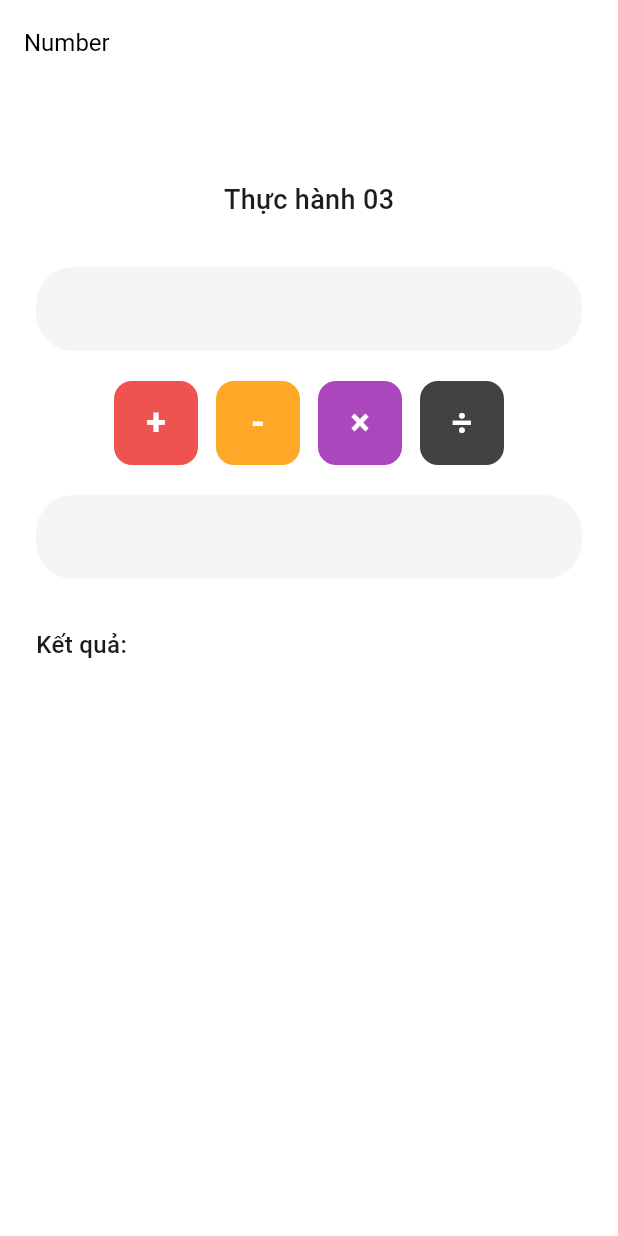
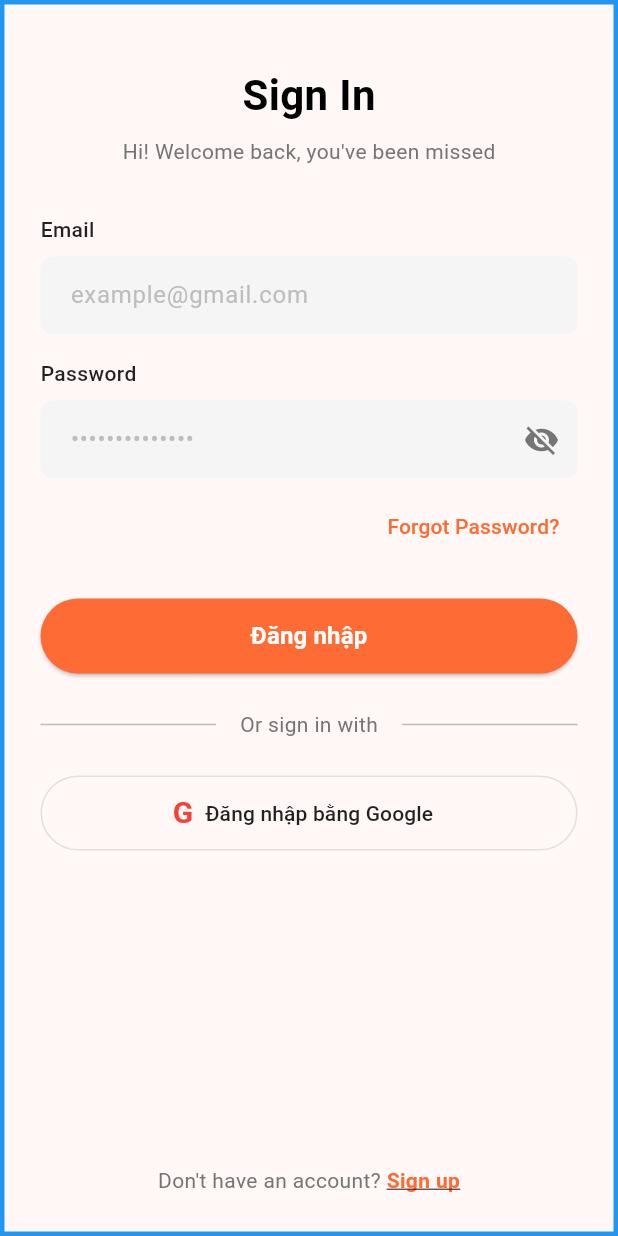
Before and after one commit to SocialzZz/SocialzZz, a Flutter app: the screen it shows after launch, on a phone screen of 412 x 824 dp. Run offline on Flutter 3.47's test engine with Material 3 defaults, Android fonts, the phone set to English and light mode, and no system bars; our stand-ins replace device_preview; network calls fail.

Commit message:
Add login and register screens

```diff
--- a/lib/main.dart
+++ b/lib/main.dart
@@ -1,7 +1,15 @@
 import 'package:flutter/material.dart';
+import 'presentation/login_screen.dart';
+import 'package:device_preview/device_preview.dart';
+import 'package:flutter/foundation.dart';
 
 void main() {
-  runApp(const MyApp());
+  runApp(
+    DevicePreview(
+      enabled: !kReleaseMode,
+      builder: (context) => const MyApp(), // Wrap your app
+    ),
+  );
 }
 
 class MyApp extends StatelessWidget {
@@ -10,12 +18,15 @@ class MyApp extends StatelessWidget {
   @override
   Widget build(BuildContext context) {
     return MaterialApp(
-      title: 'Calculator',
+      locale: DevicePreview.locale(context),
+      builder: DevicePreview.appBuilder,
+      title: 'SocialzZz',
+      debugShowCheckedModeBanner: false,
       theme: ThemeData(
-        colorScheme: ColorScheme.fromSeed(seedColor: Colors.blue),
+        colorScheme: ColorScheme.fromSeed(seedColor: const Color(0xFFFF6B35)),
         useMaterial3: true,
       ),
-      home: const CalculatorScreen(),
+      home: const LoginScreen(),
     );
   }
 }
--- /dev/null
+++ b/lib/presentation/login_screen.dart
@@ -0,0 +1,283 @@
+import 'package:flutter/material.dart';
+import 'register_screen.dart';
+
+class LoginScreen extends StatefulWidget {
+  const LoginScreen({super.key});
+
+  @override
+  State<LoginScreen> createState() => _LoginScreenState();
+}
+
+class _LoginScreenState extends State<LoginScreen> {
+  final _emailController = TextEditingController();
+  final _passwordController = TextEditingController();
+  bool _obscurePassword = true;
+
+  @override
+  void dispose() {
+    _emailController.dispose();
+    _passwordController.dispose();
+    super.dispose();
+  }
+
+  @override
+  Widget build(BuildContext context) {
+    return Scaffold(
+      body: Container(
+        decoration: BoxDecoration(
+          border: Border.all(color: Colors.blue, width: 3),
+        ),
+        child: SafeArea(
+          child: Padding(
+            padding: const EdgeInsets.symmetric(horizontal: 24.0),
+            child: Column(
+              children: [
+                const SizedBox(height: 40),
+                // Title
+                const Text(
+                  'Sign In',
+                  style: TextStyle(
+                    fontSize: 28,
+                    fontWeight: FontWeight.bold,
+                    color: Colors.black,
+                  ),
+                ),
+                const SizedBox(height: 8),
+                Text(
+                  'Hi! Welcome back, you\'ve been missed',
+                  style: TextStyle(
+                    fontSize: 14,
+                    color: Colors.grey[600],
+                  ),
+                ),
+                const SizedBox(height: 32),
+                // Email field
+                _buildInputField(
+                  label: 'Email',
+                  hint: 'example@gmail.com',
+                  controller: _emailController,
+                ),
+                const SizedBox(height: 16),
+                // Password field
+                _buildPasswordField(),
+                const SizedBox(height: 8),
+                // Forgot password
+                Align(
+                  alignment: Alignment.centerRight,
+                  child: TextButton(
+                    onPressed: () {
+                      // TODO: Navigate to forgot password
+                    },
+                    child: const Text(
+                      'Forgot Password?',
+                      style: TextStyle(
+                        color: Color(0xFFFF6B35),
+                        fontSize: 14,
+                      ),
+                    ),
+                  ),
+                ),
+                const SizedBox(height: 24),
+                // Login button
+                SizedBox(
+                  width: double.infinity,
+                  height: 50,
+                  child: ElevatedButton(
+                    onPressed: _handleLogin,
+                    style: ElevatedButton.styleFrom(
+                      backgroundColor: const Color(0xFFFF6B35),
+                      shape: RoundedRectangleBorder(
+                        borderRadius: BorderRadius.circular(25),
+                      ),
+                    ),
+                    child: const Text(
+                      'Đăng nhập',
+                      style: TextStyle(
+                        fontSize: 16,
+                        fontWeight: FontWeight.w600,
+                        color: Colors.white,
+                      ),
+                    ),
+                  ),
+                ),
+                const SizedBox(height: 24),
+                // Divider with text
+                Row(
+                  children: [
+                    Expanded(child: Divider(color: Colors.grey[400])),
+                    Padding(
+                      padding: const EdgeInsets.symmetric(horizontal: 16),
+                      child: Text(
+                        'Or sign in with',
+                        style: TextStyle(color: Colors.grey[600], fontSize: 14),
+                      ),
+                    ),
+                    Expanded(child: Divider(color: Colors.grey[400])),
+                  ],
+                ),
+                const SizedBox(height: 24),
+                // Google sign in button
+                SizedBox(
+                  width: double.infinity,
+                  height: 50,
+                  child: OutlinedButton.icon(
+                    onPressed: _handleGoogleSignIn,
+                    icon: Image.network(
+                      'https://www.google.com/favicon.ico',
+                      width: 24,
+                      height: 24,
+                      errorBuilder: (context, error, stackTrace) {
+                        return const Text('G', style: TextStyle(
+                          fontSize: 20,
+                          fontWeight: FontWeight.bold,
+                          color: Colors.red,
+                        ));
+                      },
+                    ),
+                    label: const Text(
+                      'Đăng nhập bằng Google',
+                      style: TextStyle(
+                        fontSize: 14,
+                        color: Colors.black87,
+                      ),
+                    ),
+                    style: OutlinedButton.styleFrom(
+                      shape: RoundedRectangleBorder(
+                        borderRadius: BorderRadius.circular(25),
+                      ),
+                      side: BorderSide(color: Colors.grey[300]!),
+                    ),
+                  ),
+                ),
+                const Spacer(),
+                // Sign up link
+                Row(
+                  mainAxisAlignment: MainAxisAlignment.center,
+                  children: [
+                    Text(
+                      "Don't have an account? ",
+                      style: TextStyle(color: Colors.grey[600]),
+                    ),
+                    GestureDetector(
+                      onTap: () {
+                        Navigator.push(
+                          context,
+                          MaterialPageRoute(builder: (context) => const RegisterScreen()),
+                        );
+                      },
+                      child: const Text(
+                        'Sign up',
+                        style: TextStyle(
+                          color: Color(0xFFFF6B35),
+                          fontWeight: FontWeight.w600,
+                          decoration: TextDecoration.underline,
+                        ),
+                      ),
+                    ),
+                  ],
+                ),
+                const SizedBox(height: 24),
+              ],
+            ),
+          ),
+        ),
+      ),
+    );
+  }
+
+  Widget _buildInputField({
+    required String label,
+    required String hint,
+    required TextEditingController controller,
+  }) {
+    return Column(
+      crossAxisAlignment: CrossAxisAlignment.start,
+      children: [
+        Text(
+          label,
+          style: const TextStyle(
+            fontSize: 14,
+            fontWeight: FontWeight.w500,
+            color: Colors.black87,
+          ),
+        ),
+        const SizedBox(height: 8),
+        TextField(
+          controller: controller,
+          decoration: InputDecoration(
+            hintText: hint,
+            hintStyle: TextStyle(color: Colors.grey[400]),
+            filled: true,
+            fillColor: Colors.grey[100],
+            border: OutlineInputBorder(
+              borderRadius: BorderRadius.circular(8),
+              borderSide: BorderSide.none,
+            ),
+            contentPadding: const EdgeInsets.symmetric(
+              horizontal: 16,
+              vertical: 14,
+            ),
+          ),
+        ),
+      ],
+    );
+  }
+
+  Widget _buildPasswordField() {
+    return Column(
+      crossAxisAlignment: CrossAxisAlignment.start,
+      children: [
+        const Text(
+          'Password',
+          style: TextStyle(
+            fontSize: 14,
+            fontWeight: FontWeight.w500,
+            color: Colors.black87,
+          ),
+        ),
+        const SizedBox(height: 8),
+        TextField(
+          controller: _passwordController,
+          obscureText: _obscurePassword,
+          decoration: InputDecoration(
+            hintText: '••••••••••••••',
+            hintStyle: TextStyle(color: Colors.grey[400]),
+            filled: true,
+            fillColor: Colors.grey[100],
+            border: OutlineInputBorder(
+              borderRadius: BorderRadius.circular(8),
+              borderSide: BorderSide.none,
+            ),
+            contentPadding: const EdgeInsets.symmetric(
+              horizontal: 16,
+              vertical: 14,
+            ),
+            suffixIcon: IconButton(
+              icon: Icon(
+                _obscurePassword ? Icons.visibility_off : Icons.visibility,
+                color: Colors.grey[600],
+              ),
+              onPressed: () {
+                setState(() {
+                  _obscurePassword = !_obscurePassword;
+                });
+              },
+            ),
+          ),
+        ),
+      ],
+    );
+  }
+
+  void _handleLogin() {
+    // TODO: Implement login logic
+    final email = _emailController.text;
+    final password = _passwordController.text;
+    debugPrint('Login with: $email');
+  }
+
+  void _handleGoogleSignIn() {
+    // TODO: Implement Google sign in
+    debugPrint('Google sign in');
+  }
+}
--- a/pubspec.yaml
+++ b/pubspec.yaml
@@ -2,7 +2,7 @@ name: flutter_social_media_app
 description: "A new Flutter project."
 # The following line prevents the package from being accidentally published to
 # pub.dev using `flutter pub publish`. This is preferred for private packages.
-publish_to: 'none' # Remove this line if you wish to publish to pub.dev
+publish_to: "none" # Remove this line if you wish to publish to pub.dev
 
 # The following defines the version and build number for your application.
 # A version number is three numbers separated by dots, like 1.2.43
@@ -28,6 +28,7 @@ environment:
 # the latest version available on pub.dev. To see which dependencies have newer
 # versions available, run `flutter pub outdated`.
 dependencies:
+  device_preview: ^1.3.1
   flutter:
     sdk: flutter
 
@@ -51,7 +52,6 @@ dev_dependencies:
 
 # The following section is specific to Flutter packages.
 flutter:
-
   # The following line ensures that the Material Icons font is
   # included with your application, so that you can use the icons in
   # the material Icons class.
```
Also changed, not shown: lib/presentation/register_screen.dart (added, +251 -0 lines), pubspec.lock, 1 other file.
